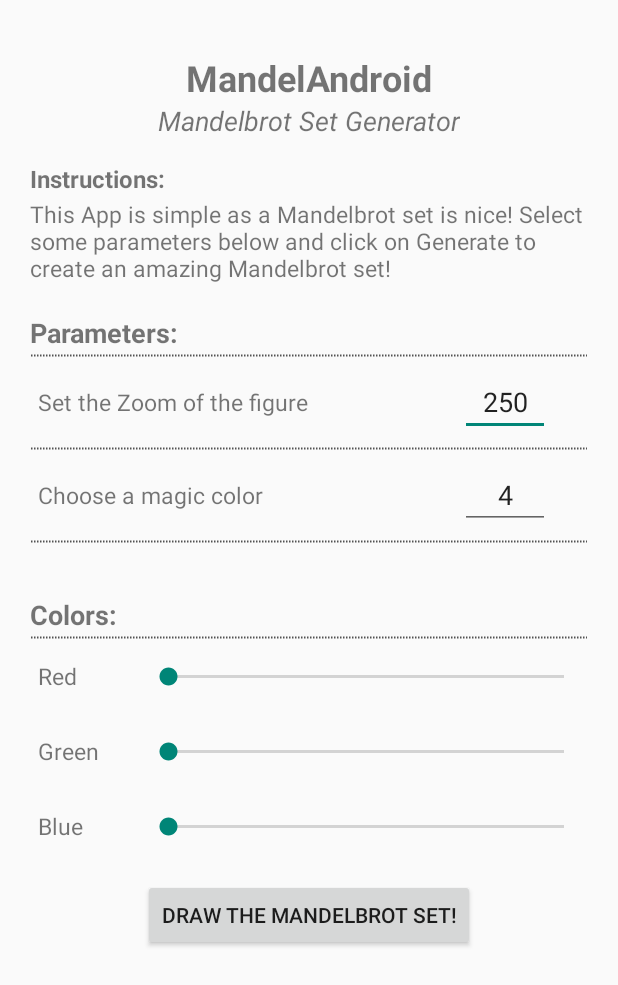
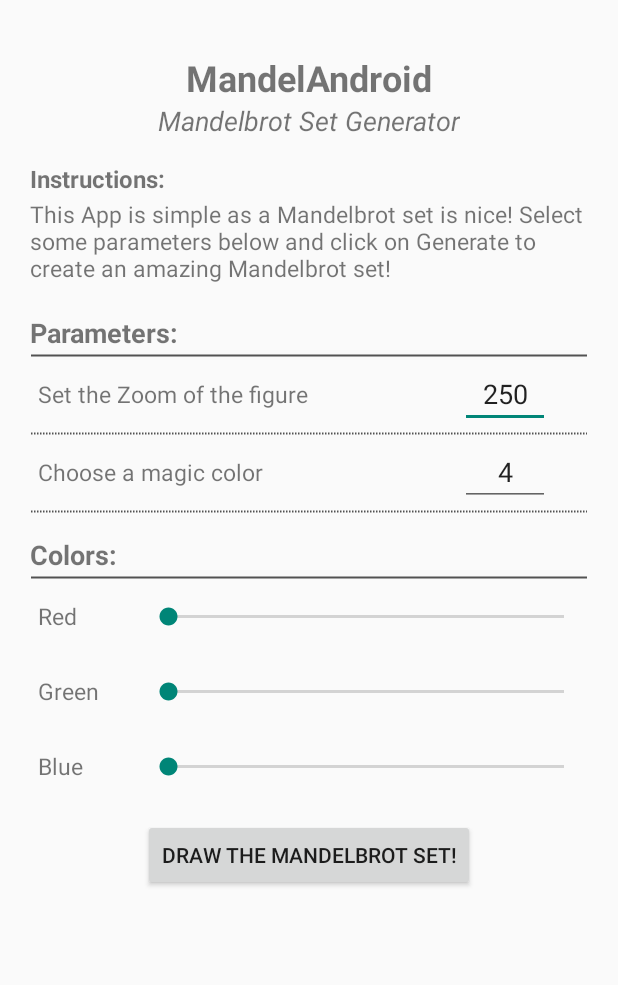
Before and after one commit to jbiral/MandelAndroid, an Android app: the screen it shows after launch (ChooseParametersActivity), on a phone screen of 412 x 824 dp. Shown: the top 985 px of the screen. Run offline under Robolectric (Android 15) with nearby library versions, the phone set to English and light mode, and no system bars.

Commit message:
Updated the layout using xml values

```diff
--- /dev/null
+++ b/app/src/main/res/drawable-hdpi/solid_line.xml
@@ -0,0 +1,10 @@
+<?xml version="1.0" encoding="utf-8"?>
+
+<shape xmlns:android="http://schemas.android.com/apk/res/android"
+    android:shape="line">
+
+    <stroke
+        android:color="#525252"
+        android:width="1dp" />
+
+</shape>
--- a/app/src/main/res/layout/choose_parameter_layout.xml
+++ b/app/src/main/res/layout/choose_parameter_layout.xml
@@ -75,7 +75,7 @@
                 android:gravity="center"
                 android:text="Parameters:" />
 
-            <ImageView style="@style/VerticalLineSeparator" />
+            <ImageView style="@style/VerticalSolidLineSeparator" />
 
             <RelativeLayout
                 android:layout_width="match_parent"
@@ -87,8 +87,8 @@
 
                 <EditText
                     android:id="@+id/et_zoom"
-                    android:layout_width="60dp"
-                    android:layout_marginRight="25dp"
+                    android:layout_width="@dimen/parameter_edit_text_width"
+                    android:layout_marginRight="@dimen/parameter_list_item_margin_right"
                     android:layout_height="wrap_content"
                     android:layout_alignParentRight="true"
                     android:layout_centerVertical="true"
@@ -98,7 +98,7 @@
 
             </RelativeLayout>
 
-            <ImageView style="@style/VerticalLineSeparator" />
+            <ImageView style="@style/VerticalDottedLineSeparator" />
 
             <RelativeLayout
                 android:layout_width="match_parent"
@@ -110,8 +110,8 @@
 
                 <EditText
                     android:id="@+id/et_magic_color"
-                    android:layout_width="60dp"
-                    android:layout_marginRight="25dp"
+                    android:layout_width="@dimen/parameter_edit_text_width"
+                    android:layout_marginRight="@dimen/parameter_list_item_margin_right"
                     android:layout_height="wrap_content"
                     android:layout_alignParentRight="true"
                     android:layout_centerVertical="true"
@@ -121,75 +121,60 @@
 
             </RelativeLayout>
 
-            <ImageView style="@style/VerticalLineSeparator" />
+            <ImageView style="@style/VerticalDottedLineSeparator" />
 
             <TextView
                 style="@style/SmallTitle"
-                android:layout_height="@dimen/parameter_block_height"
+                android:layout_height="wrap_content"
                 android:layout_gravity="left"
                 android:textSize="18sp"
-                android:layout_marginTop="0dp"
                 android:gravity="bottom|center"
-                android:text="Colors:" />
+                android:text="@string/color_title_parameter" />
 
-            <ImageView style="@style/VerticalLineSeparator" />
+            <ImageView style="@style/VerticalSolidLineSeparator" />
 
-            <!-- Must do a TableLayout -->
             <TableLayout
                 android:layout_width="match_parent"
                 android:layout_height="wrap_content"
                 android:orientation="horizontal">
 
                 <TableRow
-                    android:minHeight="50dp"
+                    android:minHeight="@dimen/parameter_color_min_height"
                     android:gravity="center_vertical">
 
                     <TextView
                         style="@style/NormalListText"
-                        android:text="Red" />
+                        android:text="@string/red_color_parameter" />
 
-                    <SeekBar
-                        android:layout_width="0dp"
-                        android:layout_height="wrap_content"
-                        android:layout_marginLeft="30dp"
-                        android:layout_weight="1"/>
+                    <SeekBar style="@style/ParameterColoredSeekBar" />
 
                 </TableRow>
 
                 <TableRow
-                    android:minHeight="50dp"
+                    android:minHeight="@dimen/parameter_color_min_height"
                     android:gravity="center_vertical">
 
                     <TextView
                         style="@style/NormalListText"
-                        android:text="Green" />
+                        android:text="@string/green_color_parameter" />
 
-                    <SeekBar
-                        android:layout_width="0dp"
-                        android:layout_height="wrap_content"
-                        android:layout_marginLeft="30dp"
-                        android:layout_weight="1"/>
+                    <SeekBar style="@style/ParameterColoredSeekBar" />
 
                 </TableRow>
 
                 <TableRow
-                    android:minHeight="50dp"
+                    android:minHeight="@dimen/parameter_color_min_height"
                     android:gravity="center_vertical">
 
                     <TextView
                         style="@style/NormalListText"
-                        android:text="Blue" />
+                        android:text="@string/blue_color_parameter" />
 
-                    <SeekBar
-                        android:layout_width="0dp"
-                        android:layout_height="wrap_content"
-                        android:layout_marginLeft="30dp"
-                        android:layout_weight="1"/>
+                    <SeekBar style="@style/ParameterColoredSeekBar" />
 
                 </TableRow>
 
             </TableLayout>
-
 
             <Button
                 android:id="@+id/btn_draw_mandelbrot"
--- a/app/src/main/res/values/dimens.xml
+++ b/app/src/main/res/values/dimens.xml
@@ -7,5 +7,9 @@
     <dimen name="title_block_padding">20dp</dimen>
     <dimen name="parameters_list_margin_left_right">20dp</dimen>
     <dimen name="line_separator_height">2dp</dimen>
-    <dimen name="parameter_block_height">60dp</dimen>
+    <dimen name="parameter_block_height">50dp</dimen>
+    <dimen name="parameter_edit_text_width">60dp</dimen>
+    <dimen name="parameter_list_item_margin_right">25dp</dimen>
+    <dimen name="parameter_color_min_height">50dp</dimen>
+    <dimen name="parameter_color_min_seekbar_margin_left">30dp</dimen>
 </resources>
--- a/app/src/main/res/values/strings.xml
+++ b/app/src/main/res/values/strings.xml
@@ -10,6 +10,13 @@
     <string name="app_instructions_text">This App is simple as a Mandelbrot set is nice! Select some parameters below and click on Generate to create an amazing Mandelbrot set!</string>
     <string name="button_draw_mandelbrot">Draw the Mandelbrot set!</string>
 
+    <string name="default_zoom_parameter">Red</string>
+
+    <string name="color_title_parameter">Colors:</string>
+    <string name="red_color_parameter">Red</string>
+    <string name="green_color_parameter">Green</string>
+    <string name="blue_color_parameter">Blue</string>
+
     <!-- Mandelbrot Drawing -->
     <string name="loading_screen">Please wait while the Mandelbrot set is being drawn&#8230;</string>
     <string name="iv_mandelbrot_desc">Mandelbrot Set</string>
--- a/app/src/main/res/values/styles.xml
+++ b/app/src/main/res/values/styles.xml
@@ -35,11 +35,25 @@
         <item name="android:textSize">15sp</item>
     </style>
 
-    <style name="VerticalLineSeparator">
+    <style name="VerticalDottedLineSeparator">
         <item name="android:layout_width">match_parent</item>
         <item name="android:layout_height">@dimen/line_separator_height</item>
         <item name="android:layerType">software</item>
         <item name="android:src">@drawable/dotted_line</item>
     </style>
 
+    <style name="VerticalSolidLineSeparator">
+        <item name="android:layout_width">match_parent</item>
+        <item name="android:layout_height">@dimen/line_separator_height</item>
+        <item name="android:layerType">software</item>
+        <item name="android:src">@drawable/solid_line</item>
+    </style>
+
+    <style name="ParameterColoredSeekBar">
+        <item name="android:layout_width">0dp</item>
+        <item name="android:layout_height">wrap_content</item>
+        <item name="android:layout_marginLeft">@dimen/parameter_color_min_seekbar_margin_left</item>
+        <item name="android:layout_weight">1</item>
+    </style>
+
 </resources>
```
